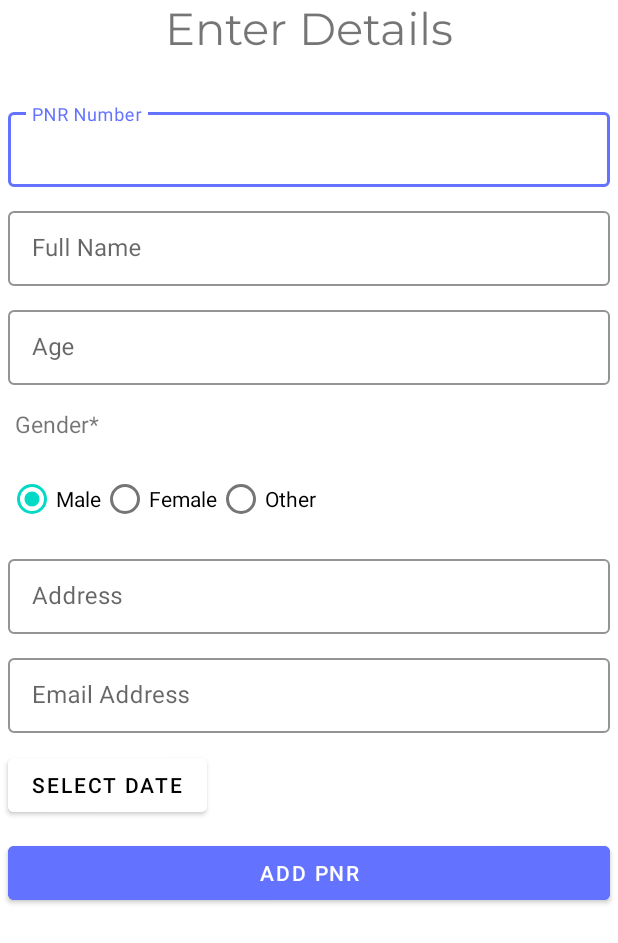
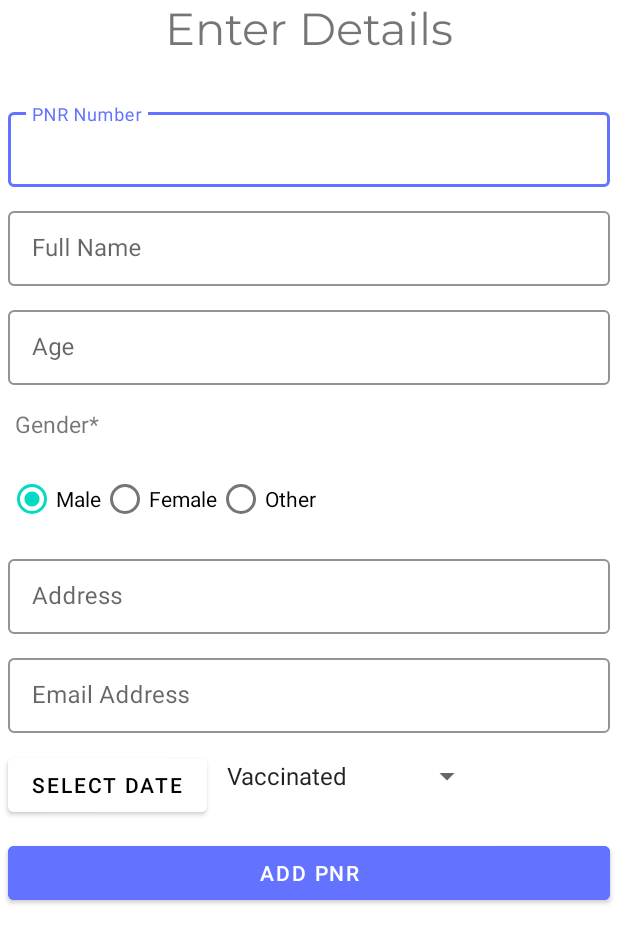
Before and after one commit to RahulKesharwani353/Co-Rakshak-Dwaar, an Android app: the NewRailwayActivity screen opened directly, with no data from a screen before it, on a phone screen of 412 x 824 dp. Shown: the top 943 px of the screen. Run offline under Robolectric (Android 15) with nearby library versions, the phone set to English and light mode, and no system bars; our stand-ins replace Firebase (no records; nobody signed in at launch, a user with empty details on screens opened directly).

Commit message:
Spinner Added

```diff
--- a/co-rakshak-app/app/src/main/java/com/example/corakshak/NewRailwayActivity.kt
+++ b/co-rakshak-app/app/src/main/java/com/example/corakshak/NewRailwayActivity.kt
@@ -3,10 +3,8 @@ package com.example.corakshak
 import android.app.DatePickerDialog
 import android.content.Intent
 import android.os.Bundle
-import android.widget.Button
-import android.widget.RadioButton
-import android.widget.RadioGroup
-import android.widget.Toast
+import android.view.View
+import android.widget.*
 import androidx.appcompat.app.AppCompatActivity
 import com.google.android.material.textfield.TextInputLayout
 import com.google.firebase.auth.FirebaseAuth
@@ -30,11 +28,14 @@ class NewRailwayActivity : AppCompatActivity() {
     lateinit var radioButton: RadioButton
     var datefirebase = "10-10-2021"
     lateinit var currentuser : String
+    var VacinationStatus: String = "Non-Vacinateddd"
 
     override fun onCreate(savedInstanceState: Bundle?) {
         super.onCreate(savedInstanceState)
         setContentView(R.layout.activity_new_railway)
 
+        //spinner start
+        //spinner end
         //val currentFirebaseUser = FirebaseAuth.getInstance().currentUser
 
         pnrNo = findViewById(R.id.pnr_no)
@@ -46,6 +47,34 @@ class NewRailwayActivity : AppCompatActivity() {
         date_btn = findViewById(R.id.date_btn)
         currentuser = FirebaseAuth.getInstance().currentUser!!.uid
         radioGroup = findViewById(R.id.gender)
+
+        //Vacination status
+
+        val languages = resources.getStringArray(R.array.vaccinationStatus)
+
+        // access the spinner
+        val spinner = findViewById<Spinner>(R.id.spinner)
+        if (spinner != null) {
+            val adapter = ArrayAdapter(this,
+                android.R.layout.simple_spinner_item, languages)
+            spinner.adapter = adapter
+
+            spinner.onItemSelectedListener = object :
+                AdapterView.OnItemSelectedListener {
+                override fun onItemSelected(parent: AdapterView<*>,
+                                            view: View, position: Int, id: Long) {
+                    VacinationStatus = languages[position]
+                    Toast.makeText(this@NewRailwayActivity,
+                        getString(R.string.selected_item) + " " +
+                                "" + languages[position], Toast.LENGTH_SHORT).show()
+                }
+
+                override fun onNothingSelected(parent: AdapterView<*>) {
+                    // write code to perform some action
+                }
+            }
+        }
+        //Vacination end
 
 
         radioGroup.setOnCheckedChangeListener { group, checkedId ->
@@ -59,7 +88,8 @@ class NewRailwayActivity : AppCompatActivity() {
 
         add_btn.setOnClickListener {
             addPNR()
-    }
+        }
+
 
 
 }
@@ -104,7 +134,7 @@ class NewRailwayActivity : AppCompatActivity() {
         database = FirebaseDatabase.getInstance().getReference("users")
 
 
-        var Pnr_form = PnrFrom(PNR , name , Age , Address , Emailid, datefirebase)
+        var Pnr_form = PnrFrom(PNR , name , Age , Address , Emailid, datefirebase, VacinationStatus)
 
         database.child("$currentuser/booking/$PNR").setValue(Pnr_form).addOnSuccessListener {
 
--- a/co-rakshak-app/app/src/main/java/com/example/corakshak/PnrFrom.kt
+++ b/co-rakshak-app/app/src/main/java/com/example/corakshak/PnrFrom.kt
@@ -1,3 +1,3 @@
 package com.example.corakshak
 
-data class PnrFrom(val PNR : String? = null,val Name : String? = null,val Age : String? = null,val Address : String? = null,val Email : String? = null,val Date : String? = null)
+data class PnrFrom(val PNR : String? = null,val Name : String? = null,val Age : String? = null,val Address : String? = null,val Email : String? = null,val Date : String? = null, val VacinationStatus : String? = null)
--- a/co-rakshak-app/app/src/main/res/layout/activity_new_railway.xml
+++ b/co-rakshak-app/app/src/main/res/layout/activity_new_railway.xml
@@ -162,6 +162,10 @@
 
             </com.google.android.material.textfield.TextInputLayout>
 
+            <androidx.appcompat.widget.LinearLayoutCompat
+                android:layout_width="wrap_content"
+                android:layout_height="wrap_content">
+
                 <Button
                     android:layout_width="wrap_content"
                     android:layout_height="wrap_content"
@@ -170,6 +174,15 @@
                     android:backgroundTint="#FFFFFF"
                     android:layout_margin="5dp"
                     android:id="@+id/date_btn"/>
+
+                <Spinner
+                    android:id="@+id/spinner"
+                    android:layout_width="wrap_content"
+                    android:layout_height="wrap_content"
+                    android:layout_alignBottom="@id/spinner"/>
+
+            </androidx.appcompat.widget.LinearLayoutCompat>
+
 
             <Button
                 android:layout_width="match_parent"
--- a/co-rakshak-app/app/src/main/res/values/strings.xml
+++ b/co-rakshak-app/app/src/main/res/values/strings.xml
@@ -2,4 +2,10 @@
     <string name="app_name">Co Rakshak</string>
     <!-- TODO: Remove or change this placeholder text -->
     <string name="hello_blank_fragment">Hello blank fragment</string>
+    <string name="selected_item">Selected item:</string>
+    <string-array name="vaccinationStatus">
+        <item>Vaccinated</item>
+        <item>Non-Vaccinated</item>
+        <item>Fist Dose</item>
+    </string-array>
 </resources>
```
Lines whose indentation alone changed are shown as unchanged.
